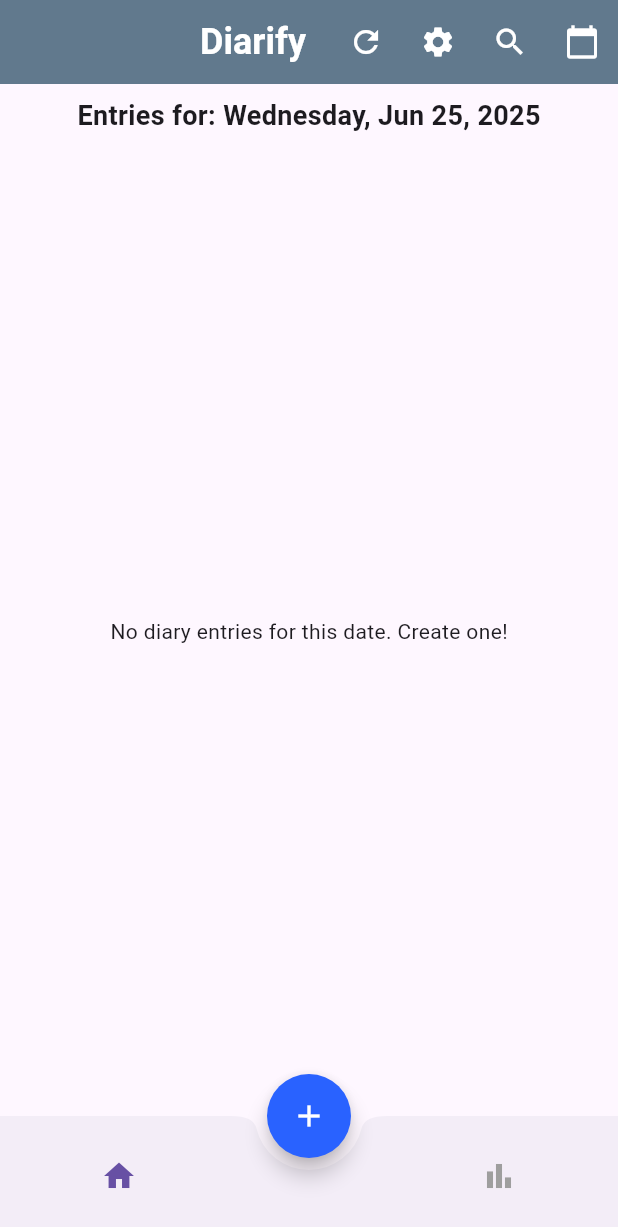
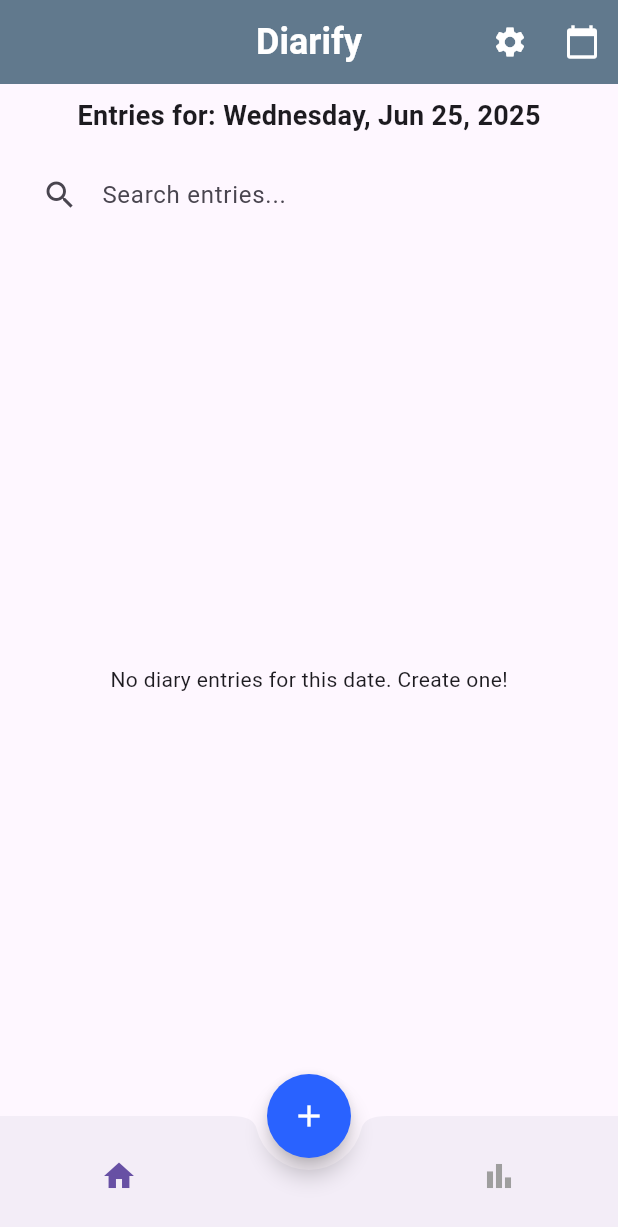
Before and after one commit to syarif0707/Diarify, a Flutter app: the HomeScreen screen opened directly, after a tap on the "home" icon, on a phone screen of 412 x 824 dp. Shown: the top 1227 px of the screen. Run offline on Flutter 3.47's test engine with Material 3 defaults, Android fonts, the light colour scheme and no system bars; our stand-ins replace flutter_local_notifications, image_picker, pie_chart, shared_preferences, sqflite, timezone; accounts and stored records are empty.

Commit message:
adding search bar

```diff
--- a/lib/screens/home_screen.dart
+++ b/lib/screens/home_screen.dart
@@ -17,12 +17,11 @@
 
 class _HomeScreenState extends State<HomeScreen> {
   final DatabaseHelper _dbHelper = DatabaseHelper();
-  List<DiaryEntry> _allDiaryEntries = []; // Stores all entries for the selected date
-  List<DiaryEntry> _filteredDiaryEntries = []; // Stores entries filtered by search
+  List<DiaryEntry> _allDiaryEntries = [];
+  List<DiaryEntry> _filteredDiaryEntries = [];
   DateTime _selectedDate = DateTime.now();
-  int _currentIndex = 0; // For Bottom Navigation Bar
+  int _currentIndex = 0;
   final TextEditingController _searchController = TextEditingController();
-  bool _showSearchBar = false; // To toggle search bar visibility
 
   @override
   void initState() {
@@ -40,7 +39,6 @@
 
   Future<void> _loadDiaryEntries() async {
     if (AppConstants.currentUserId == null) {
-      // Handle case where user ID is not set (e.g., redirect to login)
       setState(() {
         _allDiaryEntries = [];
         _filteredDiaryEntries = [];
@@ -53,7 +51,7 @@
     );
     setState(() {
       _allDiaryEntries = entries;
-      _onSearchChanged(); // Apply current search filter after loading new entries
+      _onSearchChanged();
     });
   }
 
@@ -81,9 +79,9 @@
     if (picked != null && picked != _selectedDate) {
       setState(() {
         _selectedDate = picked;
-        _searchController.clear(); // Clear search when date changes
+        _searchController.clear();
       });
-      _loadDiaryEntries(); // Reload entries for the new date
+      _loadDiaryEntries();
     }
   }
 
@@ -99,7 +97,7 @@
                 leading: const Icon(Icons.add),
                 title: const Text('Add New Entry'),
                 onTap: () {
-                  Navigator.pop(context); // Close bottom sheet
+                  Navigator.pop(context);
                   _navigateToAddEditEntry(context, null);
                 },
               ),
@@ -107,7 +105,7 @@
                 leading: const Icon(Icons.camera_alt),
                 title: const Text('Add Photo from Camera'),
                 onTap: () {
-                  Navigator.pop(context); // Close bottom sheet
+                  Navigator.pop(context);
                   _navigateToAddEditEntry(context, null, imageSource: 'camera');
                 },
               ),
@@ -115,7 +113,7 @@
                 leading: const Icon(Icons.image),
                 title: const Text('Add Photo from Gallery'),
                 onTap: () {
-                  Navigator.pop(context); // Close bottom sheet
+                  Navigator.pop(context);
                   _navigateToAddEditEntry(context, null, imageSource: 'gallery');
                 },
               ),
@@ -137,7 +135,7 @@
       ),
     );
     if (result == true) {
-      _loadDiaryEntries(); // Reload if entry was added/edited/deleted
+      _loadDiaryEntries();
     }
   }
 
@@ -147,14 +145,11 @@
     });
 
     if (index == 0) {
-      // Home tab - do nothing, already on home
-      _loadDiaryEntries(); // Ensure entries are fresh if re-selecting Home
+      _loadDiaryEntries();
     } else if (index == 1) {
-      // Reflection tab
       Navigator.of(context).push(
         MaterialPageRoute(builder: (context) => const ReflectionScreen()),
       ).then((_) {
-        // After returning from ReflectionScreen, ensure Home is selected
         setState(() {
           _currentIndex = 0;
         });
@@ -166,19 +161,12 @@
   Widget build(BuildContext context) {
     return Scaffold(
       appBar: AppBar(
-        // Removed `leading` property and put all actions back into `actions` list
         title: const Text(
           'Diarify',
           style: TextStyle(fontSize: 24, fontWeight: FontWeight.bold),
         ),
         centerTitle: true,
         actions: [
-          // Refresh button (now on the right)
-          IconButton(
-            icon: const Icon(Icons.refresh),
-            onPressed: _loadDiaryEntries,
-          ),
-          // Settings button (now on the right)
           IconButton(
             icon: const Icon(Icons.settings),
             onPressed: () {
@@ -187,19 +175,6 @@
               );
             },
           ),
-          // Search Icon Button (to toggle search bar visibility below AppBar)
-          IconButton(
-            icon: Icon(_showSearchBar ? Icons.close : Icons.search),
-            onPressed: () {
-              setState(() {
-                _showSearchBar = !_showSearchBar;
-                if (!_showSearchBar) {
-                  _searchController.clear(); // Clear search when closing
-                }
-              });
-            },
-          ),
-          // Calendar button back in actions
           IconButton(
             icon: const Icon(Icons.calendar_today),
             onPressed: () => _selectDate(context),
@@ -208,8 +183,13 @@
       ),
       body: Column(
         children: [
-          // Search Bar below AppBar
-          if (_showSearchBar) // Conditionally show the search bar
+          Padding(
+            padding: const EdgeInsets.all(8.0),
+            child: Text(
+              'Entries for: ${DateFormat('EEEE, MMM d, yyyy').format(_selectedDate)}',
+              style: const TextStyle(fontSize: 18, fontWeight: FontWeight.bold),
+            ),
+          ),
           Padding(
             padding: const EdgeInsets.symmetric(horizontal: 16.0, vertical: 8.0),
             child: TextField(
@@ -222,18 +202,11 @@
                   borderSide: BorderSide.none,
                 ),
                 filled: true,
-                  fillColor: Theme.of(context).cardColor, // Use card color for background
+                fillColor: Theme.of(context).cardColor,
                 contentPadding: const EdgeInsets.symmetric(vertical: 10.0),
               ),
               style: const TextStyle(fontSize: 16),
-                onChanged: (value) => _onSearchChanged(), // Trigger search on change
-              ),
-            ),
-          Padding(
-            padding: const EdgeInsets.all(8.0),
-            child: Text(
-              'Entries for: ${DateFormat('EEEE, MMM d, yyyy').format(_selectedDate)}', // Corrected format to include year
-              style: const TextStyle(fontSize: 18, fontWeight: FontWeight.bold),
+              onChanged: (value) => _onSearchChanged(),
             ),
           ),
           Expanded(
@@ -250,7 +223,7 @@
                     itemBuilder: (context, index) {
                       final entry = _filteredDiaryEntries[index];
                       return Dismissible(
-                        key: Key(entry.id.toString()), // Unique key for Dismissible
+                        key: Key(entry.id.toString()),
                         direction: DismissDirection.endToStart,
                         background: Container(
                           color: Colors.red,
@@ -285,7 +258,7 @@
                             ScaffoldMessenger.of(context).showSnackBar(
                               SnackBar(content: Text('Entry "${entry.title}" deleted')),
                             );
-                            _loadDiaryEntries(); // Refresh the list
+                            _loadDiaryEntries();
                           }
                         },
                         child: DiaryCard(
@@ -298,7 +271,6 @@
           ),
         ],
       ),
-      // FAB for Add New Entry remains centerDocked
       floatingActionButtonLocation: FloatingActionButtonLocation.centerDocked,
       floatingActionButton: FloatingActionButton(
         onPressed: () => _onFabTapped(context),
@@ -316,7 +288,6 @@
               color: _currentIndex == 0 ? Theme.of(context).primaryColor : Colors.grey,
               onPressed: () => _onItemTapped(0),
             ),
-            // Spacer for FAB
             const SizedBox(width: 48),
             IconButton(
               icon: const Icon(Icons.bar_chart),
```
Lines whose indentation alone changed are shown as unchanged.
